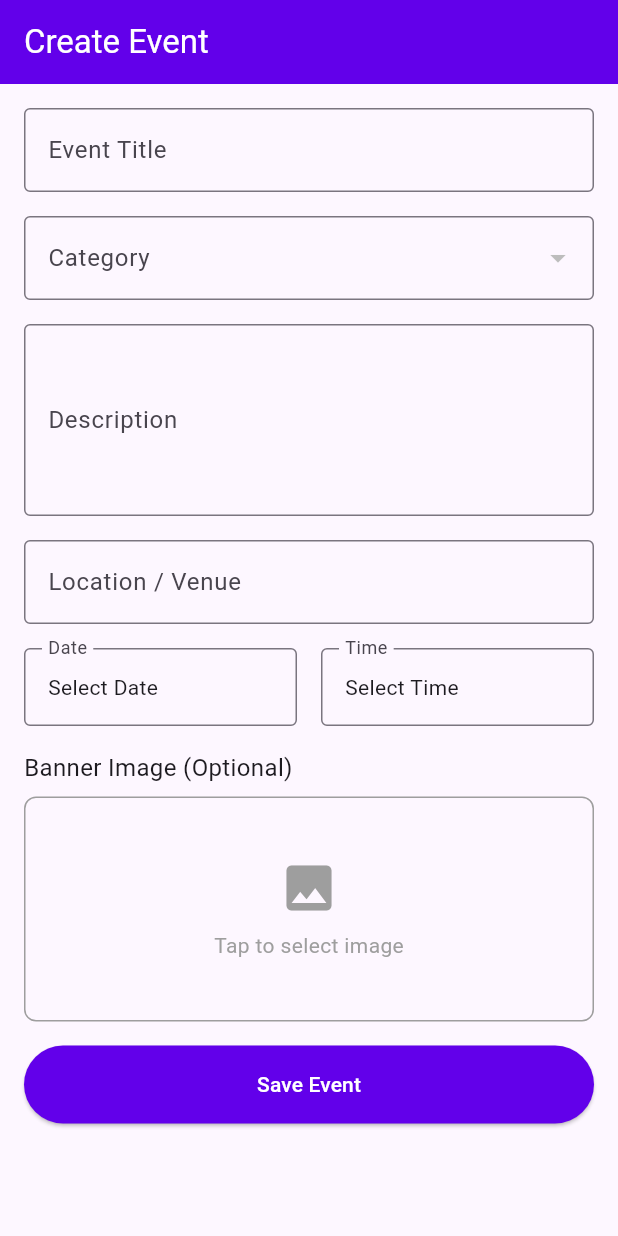
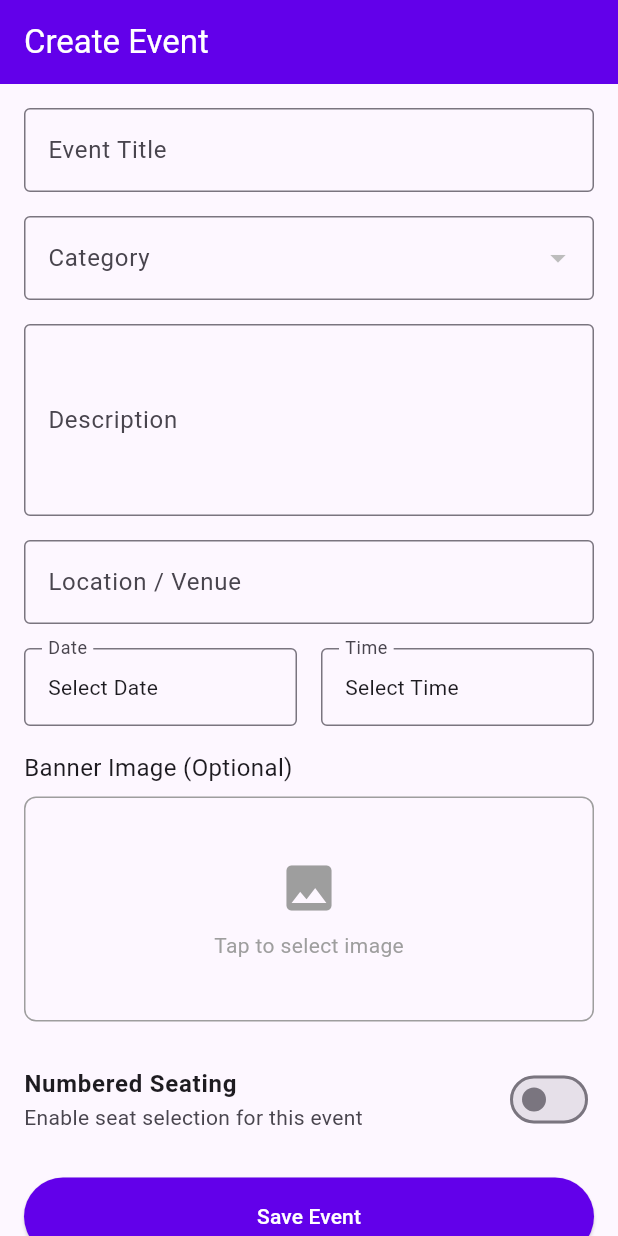
Before and after one commit to fatintsani/mobile_konserkitaid, a Flutter app: the OrganizerEventFormScreen screen opened by its route, on a phone screen of 412 x 824 dp. Run offline on Flutter 3.47's test engine with Material 3 defaults, Android fonts, the phone set to English and light mode, and no system bars; our stand-ins replace dio, flutter_local_notifications, flutter_secure_storage, go_router, image_picker, qr_flutter and 2 more; missing offline and left inert: mobile_scanner; accounts and stored records are empty; network calls fail.

Commit message:
chore: save progress before branch

```diff
--- a/konserkita_mobile/lib/screens/organizer_event_form_screen.dart
+++ b/konserkita_mobile/lib/screens/organizer_event_form_screen.dart
@@ -29,6 +29,7 @@ class _OrganizerEventFormScreenState extends State<OrganizerEventFormScreen> {
   DateTime? _selectedDate;
   TimeOfDay? _selectedTime;
   String? _selectedStatus;
+  bool _isNumberedSeating = false;
 
   File? _selectedImage;
   final ImagePicker _picker = ImagePicker();
@@ -52,6 +53,7 @@ class _OrganizerEventFormScreenState extends State<OrganizerEventFormScreen> {
       _selectedTime = TimeOfDay(hour: int.parse(timeParts[0]), minute: int.parse(timeParts[1]));
 
       _selectedStatus = widget.event!.status;
+      _isNumberedSeating = widget.event!.isNumberedSeating ?? false;
     }
   }
 
@@ -145,6 +147,7 @@ class _OrganizerEventFormScreenState extends State<OrganizerEventFormScreen> {
         'location': _locationController.text,
         'date': dateStr,
         'time': timeStr,
+        'is_numbered_seating': _isNumberedSeating ? 1 : 0,
       };
 
       final authProvider = context.read<AuthProvider>();
@@ -302,6 +305,19 @@ class _OrganizerEventFormScreenState extends State<OrganizerEventFormScreen> {
                     ],
                   ),
                   const SizedBox(height: 16),
+                  SwitchListTile(
+                    title: const Text('Numbered Seating', style: TextStyle(fontWeight: FontWeight.bold)),
+                    subtitle: const Text('Enable seat selection for this event'),
+                    value: _isNumberedSeating,
+                    activeColor: AppConstants.primaryColor,
+                    contentPadding: EdgeInsets.zero,
+                    onChanged: (bool value) {
+                      setState(() {
+                        _isNumberedSeating = value;
+                      });
+                    },
+                  ),
+                  const SizedBox(height: 16),
 
                   if (isAdmin) ...[
                     DropdownButtonFormField<String>(
--- a/konserkita_mobile/lib/screens/organizer_ticket_type_manage_screen.dart
+++ b/konserkita_mobile/lib/screens/organizer_ticket_type_manage_screen.dart
@@ -28,6 +28,7 @@ class _OrganizerTicketTypeManageScreenState extends State<OrganizerTicketTypeMan
     final priceController = TextEditingController(text: ticketType != null ? ticketType['price'].toString() : '');
     final quotaController = TextEditingController(text: ticketType != null ? ticketType['quota'].toString() : '');
     String status = ticketType != null ? ticketType['status'] ?? 'available' : 'available';
+    bool requiresSeat = ticketType != null ? (ticketType['requires_seat'] == 1 || ticketType['requires_seat'] == true) : false;
 
     showDialog(
       context: context,
@@ -73,6 +74,19 @@ class _OrganizerTicketTypeManageScreenState extends State<OrganizerTicketTypeMan
                           });
                         },
                       ),
+                      const SizedBox(height: 16),
+                      SwitchListTile(
+                        title: const Text('Requires Seat', style: TextStyle(fontWeight: FontWeight.bold)),
+                        subtitle: const Text('Buyer must choose a seat for this ticket type.'),
+                        value: requiresSeat,
+                        activeColor: AppConstants.primaryColor,
+                        contentPadding: EdgeInsets.zero,
+                        onChanged: (bool value) {
+                          setState(() {
+                            requiresSeat = value;
+                          });
+                        },
+                      ),
                     ],
                   ),
                 ),
@@ -92,6 +106,7 @@ class _OrganizerTicketTypeManageScreenState extends State<OrganizerTicketTypeMan
                               'price': priceController.text,
                               'quota': quotaController.text,
                               'status': status,
+                              'requires_seat': requiresSeat ? 1 : 0,
                             };
                             bool success;
                             if (ticketType == null) {
@@ -184,7 +199,7 @@ class _OrganizerTicketTypeManageScreenState extends State<OrganizerTicketTypeMan
                       child: ListTile(
                         title: Text(tt['name'], style: const TextStyle(fontWeight: FontWeight.bold)),
                         subtitle: Text(
-                          'Price: ${NumberFormat.currency(locale: 'id_ID', symbol: 'Rp', decimalDigits: 0).format(num.tryParse(tt['price']?.toString() ?? '0') ?? 0)}\nQuota: ${tt['quota']} | Status: ${tt['status']}',
+                          'Price: ${NumberFormat.currency(locale: 'id_ID', symbol: 'Rp', decimalDigits: 0).format(num.tryParse(tt['price']?.toString() ?? '0') ?? 0)}\nQuota: ${tt['quota']} | Status: ${tt['status']}\nRequires Seat: ${tt['requires_seat'] == 1 ? 'Yes' : 'No'}',
                         ),
                         isThreeLine: true,
                         trailing: Row(
```
Also changed, not shown: konserkita_mobile/lib/providers/seat_provider.dart (+15 -7 lines), konserkita_mobile/lib/screens/seat_map_screen.dart (+5 -3 lines).
